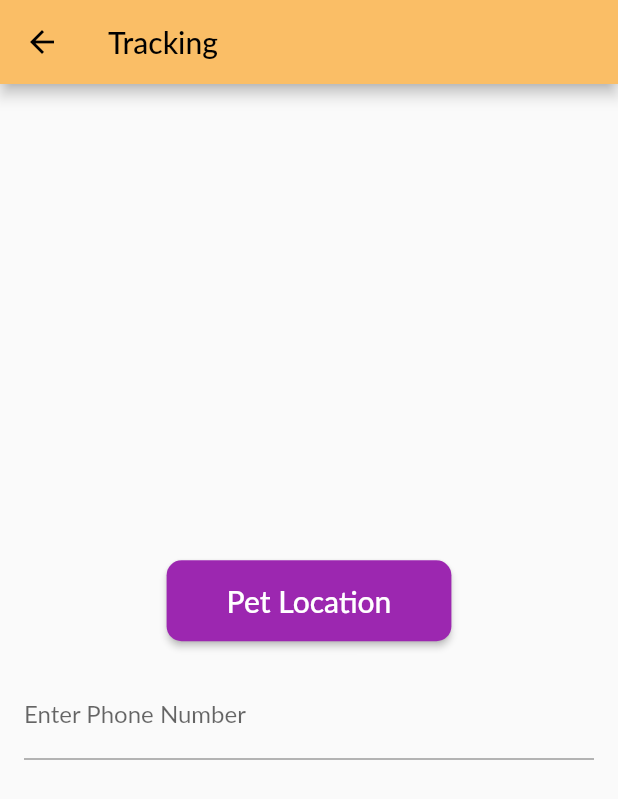
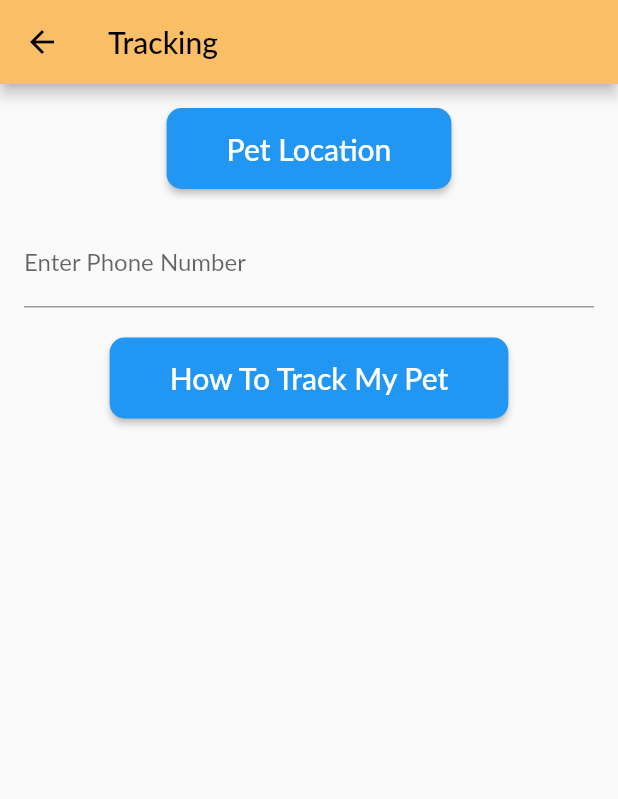
Before and after one commit to KJBotheju/pet, a Flutter app: the Page3 screen opened directly, after a tap on "Pet Location", on a phone screen of 412 x 824 dp. Shown: the top 799 px of the screen. Run offline on Flutter 3.47's test engine with Material 2 defaults, Android fonts, the phone set to English and light mode, and no system bars; our stand-ins replace carousel_slider, fluttertoast, geolocator, google_maps_flutter, image_picker and 2 more; missing offline and left inert: dart:ffi, flutter_google_places, google_api_headers, google_maps_webservice; accounts and stored records are empty; Roboto replaces fonts that are missing (Lato).

Commit message:
update pet tracking page

```diff
--- a/lib/all_pages/page3.dart
+++ b/lib/all_pages/page3.dart
@@ -11,7 +11,8 @@ class Page3 extends StatefulWidget {
 
 class _Page3State extends State<Page3> {
   TextEditingController recipientController = TextEditingController();
-  final String defaultTrackingMessage = ""; // Default trackinglink message
+  bool showParagraph = false;
+  String buttonText = "How To Track My Pet";
 
   @override
   Widget build(BuildContext context) {
@@ -21,7 +22,10 @@ class _Page3State extends State<Page3> {
         backgroundColor: kPrimaryColor,
         foregroundColor: Colors.black,
       ),
-      body: Container(
+      body: SingleChildScrollView(
+        // Wrap the content in a SingleChildScrollView
+        child: Container(
+          padding: EdgeInsets.all(16.0),
           child: Column(
             mainAxisAlignment: MainAxisAlignment.center,
             children: [
@@ -34,7 +38,7 @@ class _Page3State extends State<Page3> {
                   style: TextStyle(fontSize: 20),
                 ),
                 style: ElevatedButton.styleFrom(
-                primary: Colors.purple,
+                  primary: Colors.blue,
                   padding: EdgeInsets.symmetric(horizontal: 40, vertical: 15),
                   shape: RoundedRectangleBorder(
                     borderRadius: BorderRadius.circular(10),
@@ -42,15 +46,43 @@ class _Page3State extends State<Page3> {
                 ),
               ),
               SizedBox(height: 20),
-            Padding(
-              padding: EdgeInsets.symmetric(
-                  horizontal: 16.0), // Adjust the horizontal padding as needed
-              child: TextField(
+              TextField(
                 controller: recipientController,
                 decoration: InputDecoration(labelText: 'Enter Phone Number'),
               ),
-            )
+              SizedBox(height: 20),
+              ElevatedButton(
+                onPressed: () {
+                  setState(() {
+                    showParagraph = !showParagraph;
+                    buttonText =
+                        showParagraph ? "Close" : "How To Track My Pet";
+                  });
+                },
+                child: Text(
+                  buttonText,
+                  style: TextStyle(fontSize: 20),
+                ),
+                style: ElevatedButton.styleFrom(
+                  primary: Colors.blue,
+                  padding: EdgeInsets.symmetric(horizontal: 40, vertical: 15),
+                  shape: RoundedRectangleBorder(
+                    borderRadius: BorderRadius.circular(10),
+                  ),
+                ),
+              ),
+              Visibility(
+                visible: showParagraph,
+                child: Padding(
+                  padding: const EdgeInsets.all(16.0),
+                  child: Text(
+                    "Steps\n\n(1). Enter the phone number that you want to track.\n\n(2). Click the Pet Location button.\n\n(3). Type '000' and send an SMS (Bind with sim).\n\n(4). After successfully binding, you'll receive a message.\n\n(5). Type '777' and send a message. After that, you'll get a link.\n\n(6). Enter that link so that you can see the exact location of your pet.",
+                    style: TextStyle(fontSize: 16),
+                  ),
+                ),
+              ),
             ],
+          ),
         ),
       ),
     );
@@ -58,9 +90,8 @@ class _Page3State extends State<Page3> {
 
   void _openMessagingApp() async {
     final recipient = recipientController.text;
-    final message = defaultTrackingMessage;
 
-    final url = "sms:$recipient?body=$message";
+    final url = "sms:$recipient";
 
     if (await canLaunch(url)) {
       await launch(url);
```
Lines whose indentation alone changed are shown as unchanged.
